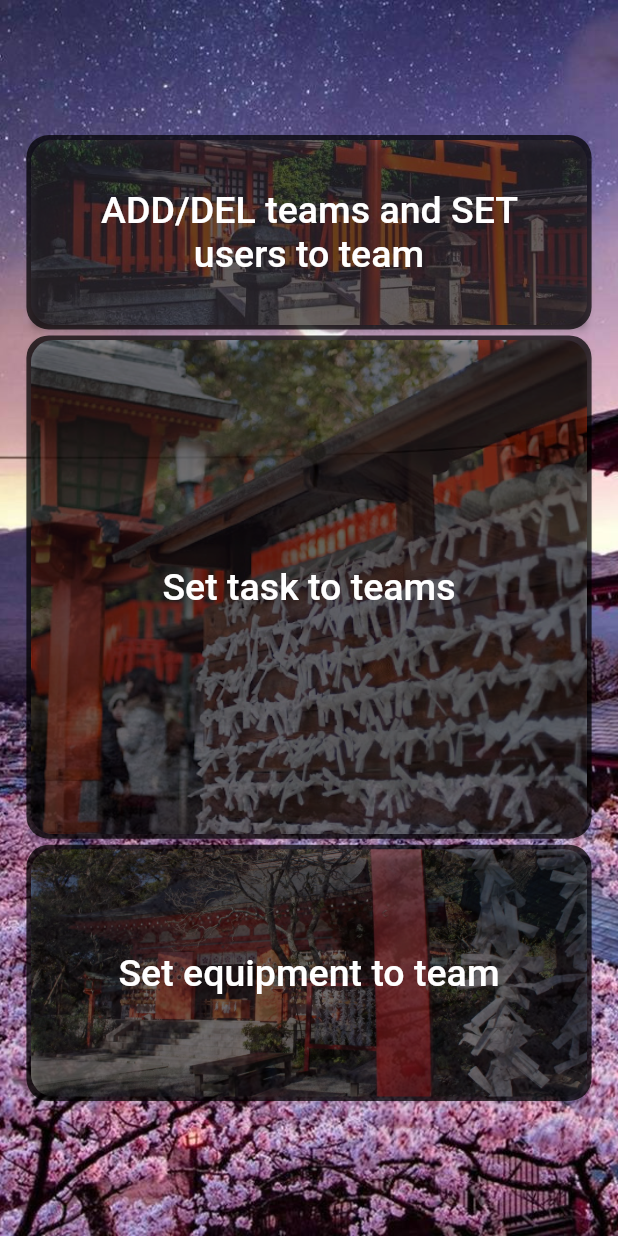
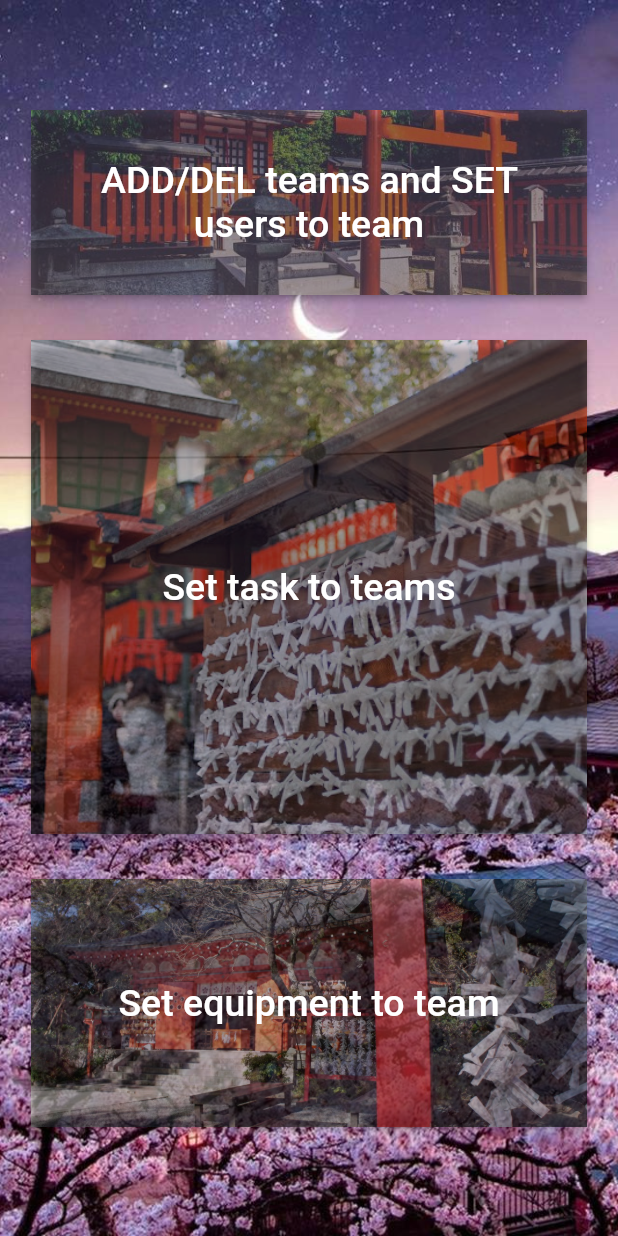
Before and after one commit to YuunOoO/DragCon, a Flutter app: the adminpage screen opened directly, on a phone screen of 412 x 824 dp. Run offline on Flutter 3.47's test engine with Material 2 defaults, Android fonts, the phone set to English and light mode, and no system bars; our stand-ins replace flutter_animation_progress_bar, google_maps_flutter, local_auth, location, permission_handler and 2 more; missing offline and left inert: dart:ffi, drag_and_drop_lists; accounts and stored records are empty; network calls fail; Roboto replaces fonts that are missing (jyunjun).

Commit message:
dalsze poprawki

```diff
--- a/lib/Pages/adminpage.dart
+++ b/lib/Pages/adminpage.dart
@@ -54,17 +54,11 @@ class _adminpage extends State<adminpage> {
                           height: 15.h,
                           width: 90.w,
                           decoration: BoxDecoration(
-                            borderRadius: BorderRadius.circular(15),
                             image: DecorationImage(
                               image: AssetImage("assets/images/adm2.jpg"),
                               fit: BoxFit.cover,
-                              opacity: 0.5,
+                              opacity: 0.7,
                             ),
-                            boxShadow: [
-                              BoxShadow(
-                                  color: Color.fromARGB(185, 0, 0, 0),
-                                  spreadRadius: 3),
-                            ],
                           ),
                           child: ElevatedButton(
                               style: ButtonStyle(
@@ -90,23 +84,17 @@ class _adminpage extends State<adminpage> {
                               ))),
                       SizedBox(
                         width: 10,
-                        height: 10,
+                        height: 30,
                       ),
                       Container(
                           height: 40.h,
                           width: 90.w,
                           decoration: BoxDecoration(
-                            borderRadius: BorderRadius.circular(15),
                             image: DecorationImage(
                               image: AssetImage("assets/images/adm1.jpg"),
                               fit: BoxFit.cover,
-                              opacity: 0.5,
+                              opacity: 0.7,
                             ),
-                            boxShadow: [
-                              BoxShadow(
-                                  color: Color.fromARGB(185, 0, 0, 0),
-                                  spreadRadius: 3),
-                            ],
                           ),
                           child: ElevatedButton(
                               style: ButtonStyle(
@@ -131,23 +119,17 @@ class _adminpage extends State<adminpage> {
                               ))),
                       SizedBox(
                         width: 10,
-                        height: 10,
+                        height: 30,
                       ),
                       Container(
                           height: 20.h,
                           width: 90.w,
                           decoration: BoxDecoration(
-                            borderRadius: BorderRadius.circular(15),
                             image: DecorationImage(
                               image: AssetImage("assets/images/adm3.jpg"),
                               fit: BoxFit.cover,
-                              opacity: 0.5,
+                              opacity: 0.7,
                             ),
-                            boxShadow: [
-                              BoxShadow(
-                                  color: Color.fromARGB(185, 0, 0, 0),
-                                  spreadRadius: 3),
-                            ],
                           ),
                           child: ElevatedButton(
                               style: ButtonStyle(
```
